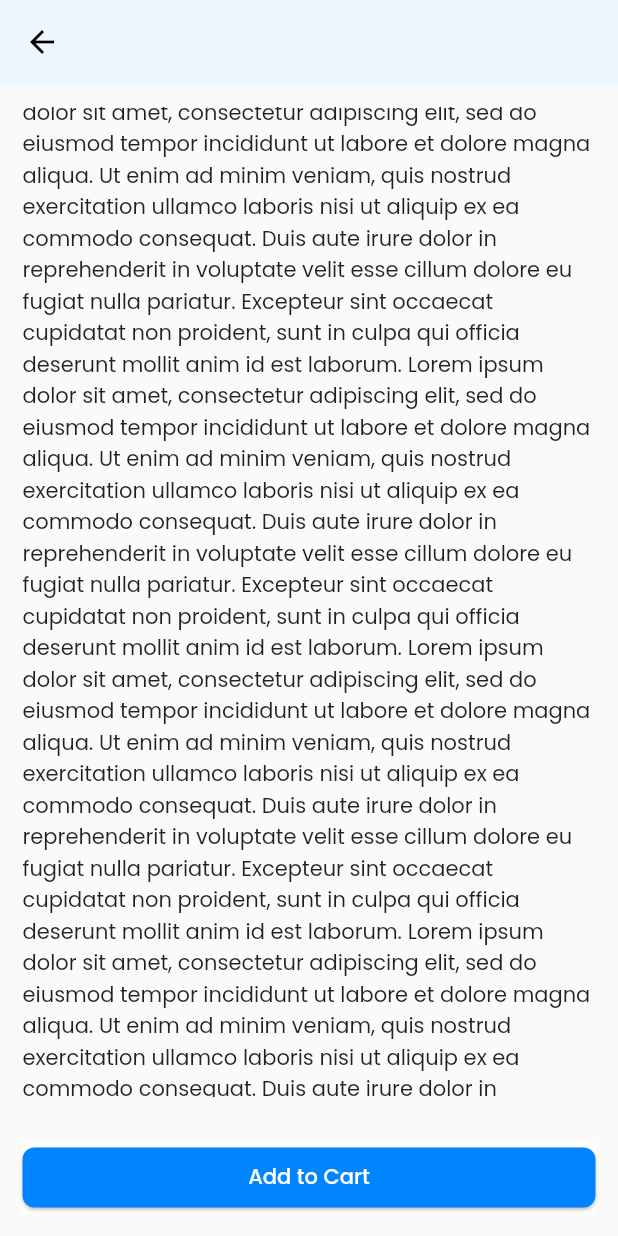
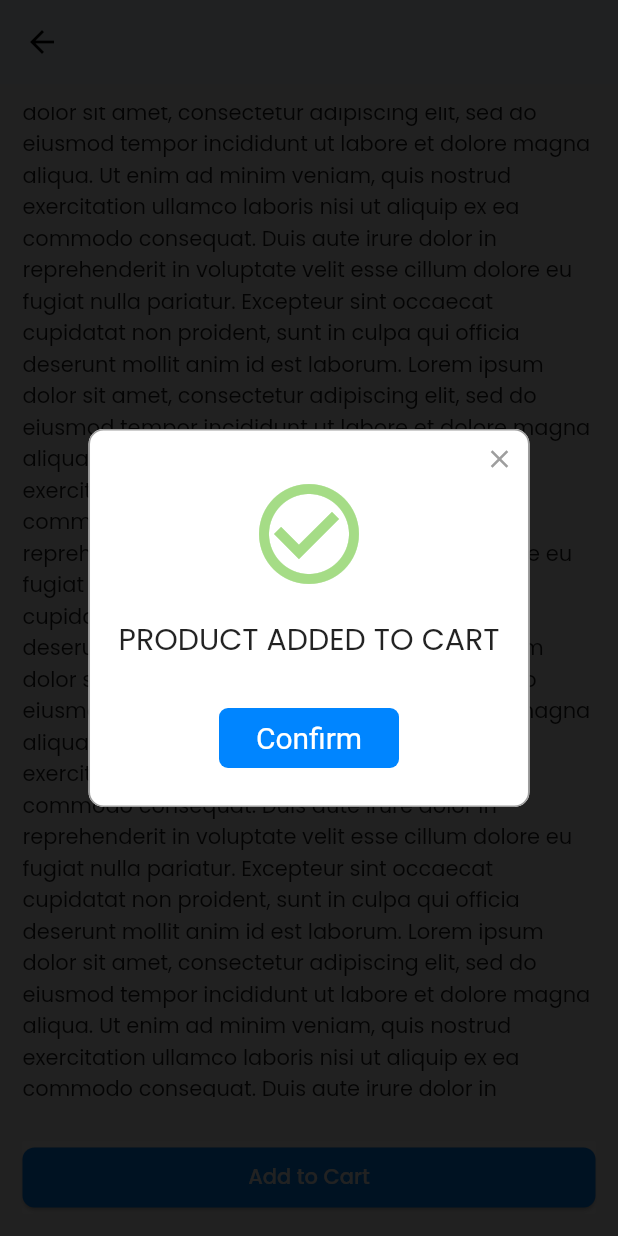
Before and after one commit to FelixA8/InnoNest, a Flutter app: the ProductScreen screen opened directly with sample values from the repository, scrolled down 576 dp, after a tap on "Add to Cart", on a phone screen of 412 x 824 dp. Run offline on Flutter 3.47's test engine with Material 2 defaults, Android fonts, the phone set to English and light mode, and no system bars; drawn by our look-alikes of rflutter_alert; our stand-ins replace action_slider, cloud_firestore, confetti, firebase_auth, firebase_core, firebase_storage and 2 more; missing offline and left inert: model_viewer_plus; accounts and stored records are empty; network calls fail.

Commit message:
adding categories feature and finished

```diff
--- a/lib/models/asset_models.dart
+++ b/lib/models/asset_models.dart
@@ -93,26 +93,32 @@ List<CategTypes> categoryTypeAssets = [
   CategTypes(
     title: 'Sofa',
     icons: const FaIcon(FontAwesomeIcons.couch, color: Colors.white),
+    category: Category.sofa,
   ),
   CategTypes(
     title: 'Table',
     icons: const FaIcon(FontAwesomeIcons.table, color: Colors.white),
+    category: Category.table,
   ),
   CategTypes(
     title: 'Chair',
     icons: const FaIcon(FontAwesomeIcons.chair, color: Colors.white),
+    category: Category.chair,
   ),
   CategTypes(
     title: 'Kitchen',
     icons: const FaIcon(FontAwesomeIcons.kitchenSet, color: Colors.white),
+    category: Category.kitchen,
   ),
   CategTypes(
     title: 'Bed',
     icons: const FaIcon(FontAwesomeIcons.bed, color: Colors.white),
+    category: Category.bed,
   ),
   CategTypes(
     title: 'Coming Soon',
     icons: const FaIcon(FontAwesomeIcons.gear, color: Colors.white),
+    category: Category.none,
   )
 ];
 
--- a/lib/models/category_contructor.dart
+++ b/lib/models/category_contructor.dart
@@ -1,7 +1,10 @@
+import 'package:mechar/models/furniture_assets.dart';
 import 'package:font_awesome_flutter/font_awesome_flutter.dart';
 
 class CategTypes {
-  CategTypes({required this.title, required this.icons});
+  CategTypes(
+      {required this.title, required this.icons, required this.category});
   String title;
   FaIcon icons;
+  Category category;
 }
--- a/lib/models/furniture_assets.dart
+++ b/lib/models/furniture_assets.dart
@@ -9,6 +9,7 @@ enum Category {
   chair,
   kitchen,
   bed,
+  none,
 }
 
 class Furniture {
--- a/lib/screens/home_screen.dart
+++ b/lib/screens/home_screen.dart
@@ -16,7 +16,7 @@ class HomeScreen extends StatefulWidget {
 
 class _HomeScreenState extends State<HomeScreen> {
   //to check the index status of the section in the bottom navbar
-  var _selectedIndex = 2;
+  var _selectedIndex = 0;
   //to shorten the firebaseauth.instance
   final _auth = FirebaseAuth.instance;
   String? userEmail;
--- a/lib/screens/product_screen.dart
+++ b/lib/screens/product_screen.dart
@@ -5,6 +5,7 @@ import 'package:mechar/custom_widgets/image_holder.dart';
 import 'package:mechar/models/cart_models.dart';
 import 'package:mechar/models/furniture_assets.dart';
 import 'package:mechar/libraries/globals.dart' as globals;
+import 'package:rflutter_alert/rflutter_alert.dart';
 
 class ProductScreen extends StatefulWidget {
   const ProductScreen({super.key, required this.furniture});
@@ -144,6 +145,24 @@ class _ProductScreenState extends State<ProductScreen> {
           color: Colors.white,
           child: ElevatedButton(
             onPressed: () async {
+              Alert(
+                context: context,
+                type: AlertType.success,
+                title: "PRODUCT ADDED TO CART",
+                style:
+                    AlertStyle(titleStyle: GoogleFonts.poppins(fontSize: 20)),
+                buttons: [
+                  DialogButton(
+                    color: const Color(0xff0085FF),
+                    onPressed: () => Navigator.pop(context),
+                    width: 120,
+                    child: const Text(
+                      "Confirm",
+                      style: TextStyle(color: Colors.white, fontSize: 20),
+                    ),
+                  )
+                ],
+              ).show();
               // ignore: prefer_typing_uninitialized_variables
               var docID;
               docID = await getID();
--- a/lib/sections/home_section.dart
+++ b/lib/sections/home_section.dart
@@ -69,7 +69,8 @@ class _HomeSectionState extends State<HomeSection> {
                     itemBuilder: (context, index) {
                       return CategoryHomeIcon(
                           icons: categoryTypeAssets[index].icons,
-                          title: categoryTypeAssets[index].title);
+                          title: categoryTypeAssets[index].title,
+                          category: categoryTypeAssets[index].category);
                     },
                   ),
                 ),
--- a/pubspec.yaml
+++ b/pubspec.yaml
@@ -49,6 +49,7 @@ dependencies:
   action_slider: ^0.7.0
   confetti: ^0.7.0
   flutter_keyboard_visibility: ^5.4.1
+  rflutter_alert: ^2.0.7
 
 dev_dependencies:
   flutter_test:
```
Also changed, not shown: lib/screens/changing_profile_screen.dart (+3 -5 lines), lib/screens/product_categories_screen.dart (added, +68 -0 lines), lib/widgets/category_home_icons.dart (+37 -2 lines), pubspec.lock.
